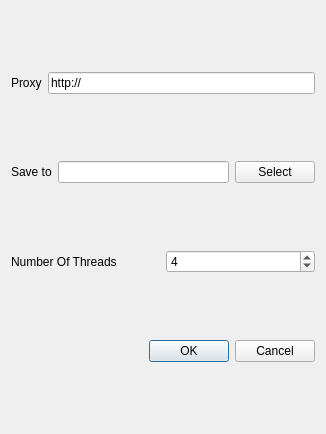
Above: src/gui/gui_files/settings.ui from ankurs/yad before the change. Below: the same form after it.
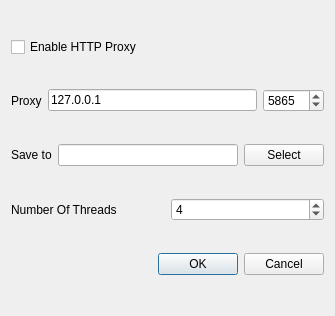
That is the form after the change.

Diff of the .ui file:
```diff
--- a/src/gui/gui_files/settings.ui
+++ b/src/gui/gui_files/settings.ui
@@ -6,14 +6,21 @@
    <rect>
     <x>0</x>
     <y>0</y>
-    <width>326</width>
-    <height>434</height>
+    <width>335</width>
+    <height>316</height>
    </rect>
   </property>
   <property name="windowTitle">
    <string>YAD - Settings</string>
   </property>
   <layout class="QVBoxLayout" name="verticalLayout">
+   <item>
+    <widget class="QCheckBox" name="proxyBox">
+     <property name="text">
+      <string>Enable HTTP Proxy</string>
+     </property>
+    </widget>
+   </item>
    <item>
     <layout class="QHBoxLayout" name="horizontalLayout_3">
      <item>
@@ -26,13 +33,23 @@
      <item>
       <widget class="QLineEdit" name="url">
        <property name="text">
-        <string>http://</string>
+        <string>127.0.0.1</string>
        </property>
        <property name="dragEnabled">
         <bool>true</bool>
        </property>
       </widget>
      </item>
+     <item>
+      <widget class="QSpinBox" name="spinBox">
+       <property name="maximum">
+        <number>65565</number>
+       </property>
+       <property name="value">
+        <number>5865</number>
+       </property>
+      </widget>
+     </item>
     </layout>
    </item>
    <item>
```
